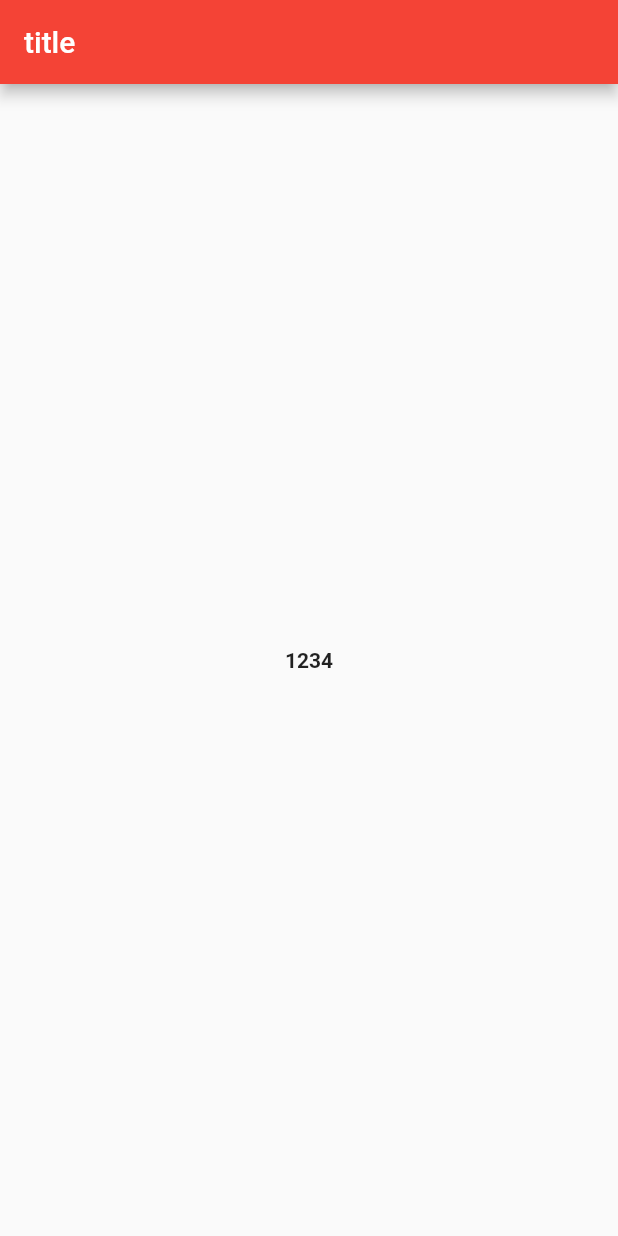
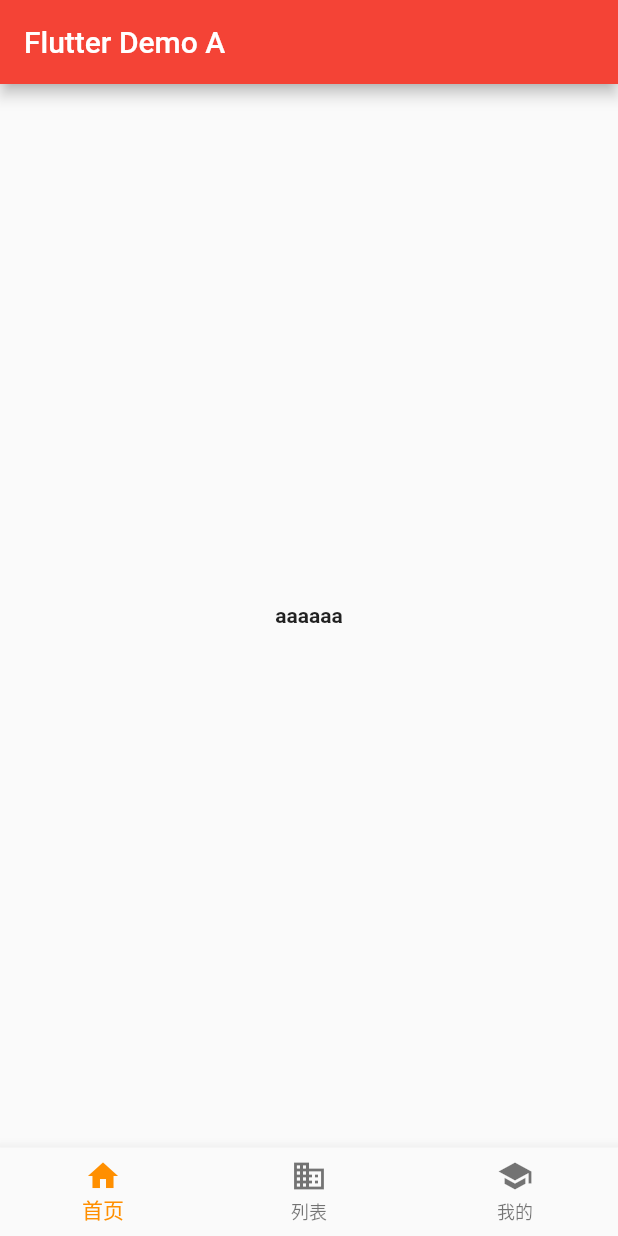
Before and after one commit to zyhahaha/designer-app, a Flutter app: the screen it shows after launch, on a phone screen of 412 x 824 dp. Run offline on Flutter 3.47's test engine with Material 2 defaults, Android fonts, the phone set to English and light mode, and no system bars.

Commit message:
update nav-bar

```diff
--- a/lib/main.dart
+++ b/lib/main.dart
@@ -10,12 +10,14 @@ import 'van-switch.dart';
 import 'van-datepicker.dart';
 import 'van-steps.dart';
 
+// basic
+import 'nav-bar.dart';
+
 void main() {
   runApp(MyApp());
 }
 
 class MyApp extends StatelessWidget {
-  // This widget is the root of your application.
   @override
   Widget build(BuildContext context) {
     return MaterialApp(
@@ -23,7 +25,8 @@ class MyApp extends StatelessWidget {
       theme: ThemeData(
         primarySwatch: Colors.red,
       ),
-      home: MyHomePage(title: 'title'),
+      home: MyHomePage(title: 'Flutter Demo A'),
+      debugShowCheckedModeBanner: false, // 隐藏Debug标记
     );
   }
 }
@@ -38,14 +41,6 @@ class MyHomePage extends StatefulWidget {
 }
 
 class _MyHomePageState extends State<MyHomePage> {
-  // int _counter = 0;
-
-  // void _incrementCounter() {
-  //   setState(() {
-  //     _counter++;
-  //   });
-  // }
-
   @override
   Widget build(BuildContext context) {
     return Scaffold(
@@ -55,14 +50,10 @@ class _MyHomePageState extends State<MyHomePage> {
       body: Center(
         child: Column(
           mainAxisAlignment: MainAxisAlignment.center,
-          children: <Widget>[VanText(title: '1234')],
+          children: <Widget>[VanText(title: 'aaaaaa')],
         ),
       ),
-      // floatingActionButton: FloatingActionButton(
-      //   onPressed: _incrementCounter,
-      //   tooltip: 'Increment',
-      //   child: Icon(Icons.zoom_out_rounded),
-      // ), // This trailing comma makes auto-formatting nicer for build methods.
+      bottomNavigationBar: VanNavigationBar(),
     );
   }
 }
--- /dev/null
+++ b/lib/nav-bar.dart
@@ -0,0 +1,55 @@
+import 'package:flutter/material.dart';
+
+class VanNavigationBar extends StatefulWidget {
+  @override
+  _VanNavigationBar createState() => _VanNavigationBar();
+}
+
+class _VanNavigationBar extends State<VanNavigationBar> {
+  int _selectedIndex = 0;
+  // static const TextStyle optionStyle =
+  //     TextStyle(fontSize: 30, fontWeight: FontWeight.bold);
+  // static const List<Widget> _widgetOptions = <Widget>[
+  //   Text(
+  //     'Index 0: Home',
+  //     style: optionStyle,
+  //   ),
+  //   Text(
+  //     'Index 1: Business',
+  //     style: optionStyle,
+  //   ),
+  //   Text(
+  //     'Index 2: School',
+  //     style: optionStyle,
+  //   ),
+  // ];
+
+  void _onItemTapped(int index) {
+    setState(() {
+      _selectedIndex = index;
+    });
+  }
+
+  @override
+  Widget build(BuildContext context) {
+    return BottomNavigationBar(
+      items: const <BottomNavigationBarItem>[
+        BottomNavigationBarItem(
+          icon: Icon(Icons.home),
+          label: '首页',
+        ),
+        BottomNavigationBarItem(
+          icon: Icon(Icons.business),
+          label: '列表',
+        ),
+        BottomNavigationBarItem(
+          icon: Icon(Icons.school),
+          label: '我的',
+        ),
+      ],
+      currentIndex: _selectedIndex,
+      selectedItemColor: Colors.amber[800],
+      onTap: _onItemTapped,
+    );
+  }
+}
```
